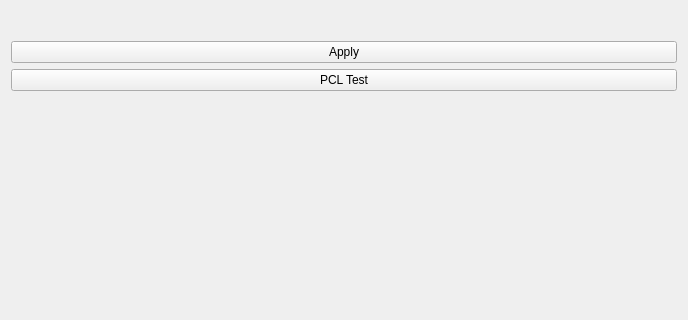
First picture: the form in FeetSegmentation/Resources/UI/qSlicerFeetSegmentationModuleWidget.ui, repository mt4sd/DiabeticFootExtension, before the edit; both pictures show x 0 to 688 and y 0 to 320 of the 688 by 615 pixel window.
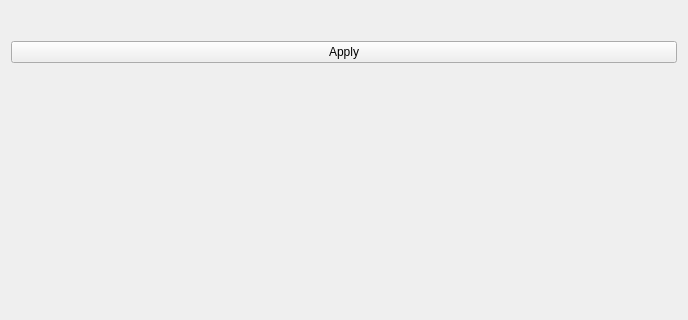
Second picture: the form after the edit. Custom widgets are drawn as their Qt base class.

Commit message: Fixing error deleting pointers

```diff
--- a/FeetSegmentation/Resources/UI/qSlicerFeetSegmentationModuleWidget.ui
+++ b/FeetSegmentation/Resources/UI/qSlicerFeetSegmentationModuleWidget.ui
@@ -36,13 +36,6 @@
      </property>
     </widget>
    </item>
-   <item>
-    <widget class="QPushButton" name="pclTestButton">
-     <property name="text">
-      <string>PCL Test</string>
-     </property>
-    </widget>
-   </item>
    <item>
     <spacer name="verticalSpacer">
      <property name="orientation">
```
The commit also changes 2 other files.
